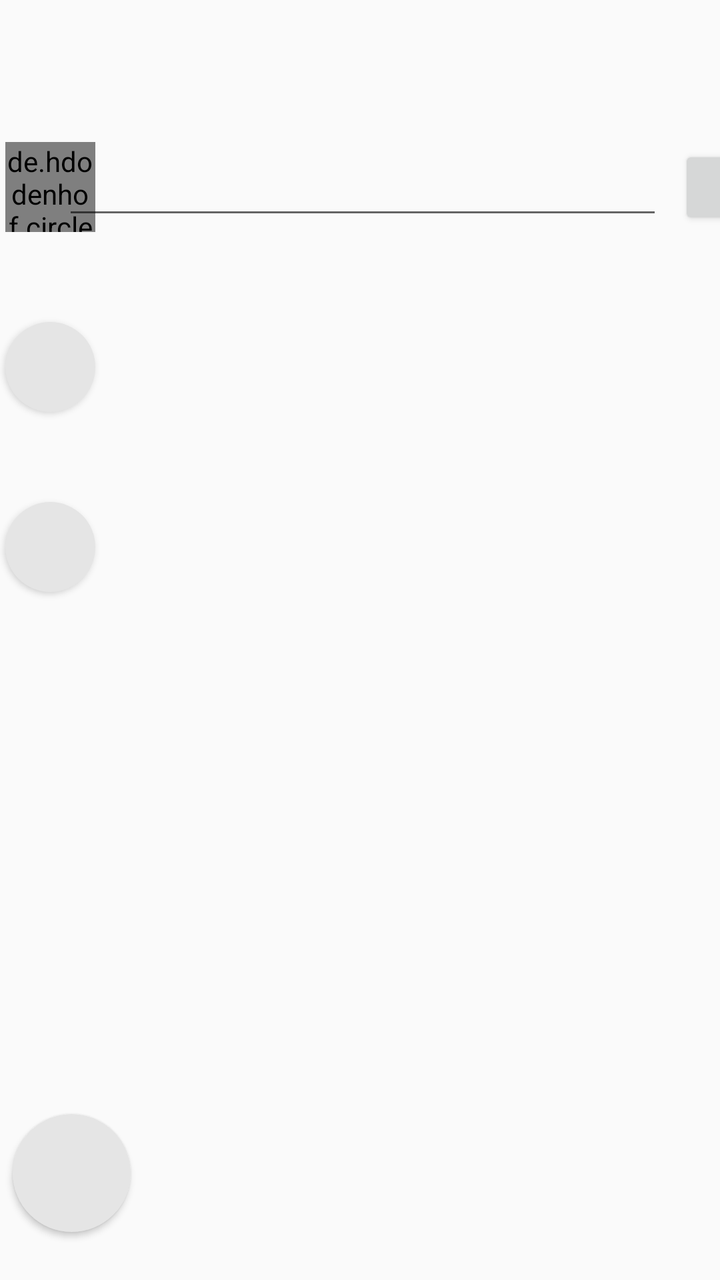
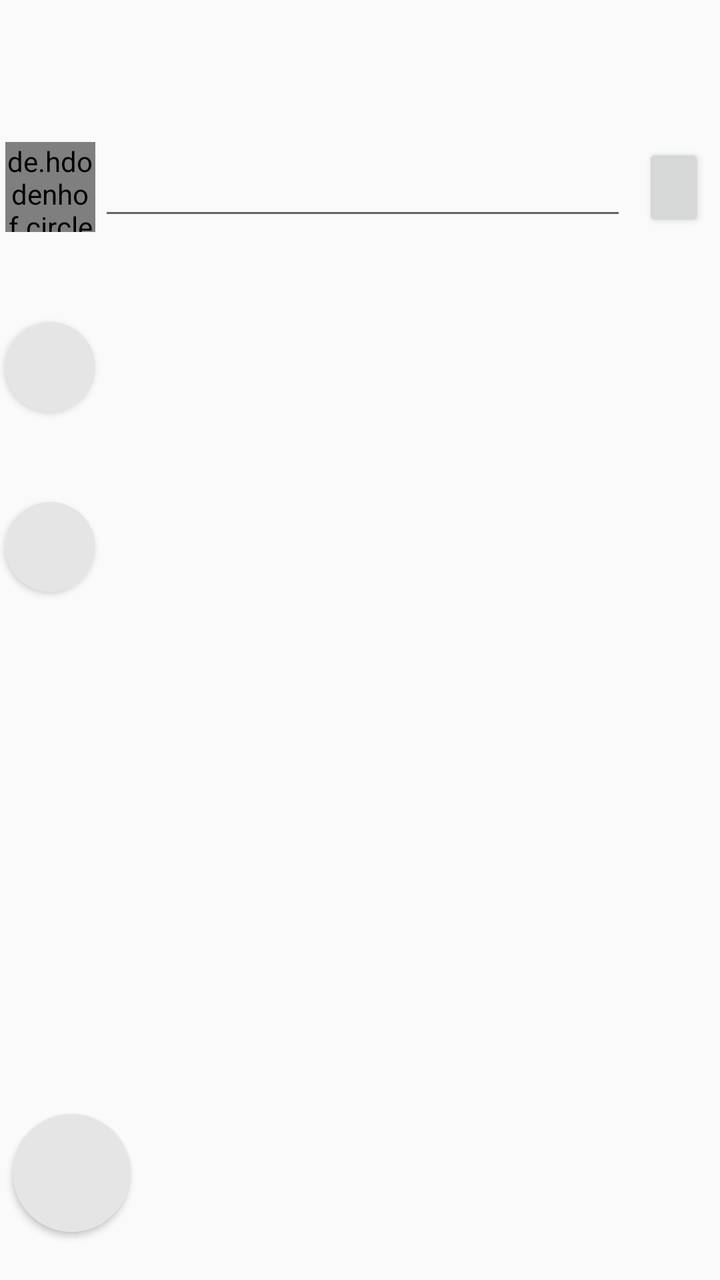

Screens rendered from an Android XML layout before and after an edit, with the pre-edit source and the edit as a unified diff.
<!-- AndroidManifest.xml: application theme AppTheme -->
<!-- res/layout/activity_main.xml -->
<?xml version="1.0" encoding="utf-8"?>
<androidx.constraintlayout.widget.ConstraintLayout xmlns:android="http://schemas.android.com/apk/res/android"
    xmlns:app="http://schemas.android.com/apk/res-auto"
    xmlns:tools="http://schemas.android.com/tools"
    android:layout_width="match_parent"
    android:layout_height="match_parent"
    tools:context=".MainActivity">

    <de.hdodenhof.circleimageview.CircleImageView
        android:id="@+id/img_user_profile"
        android:layout_width="45dp"
        android:layout_height="45dp"
        app:civ_border_width="20dp"
        app:layout_constraintBottom_toBottomOf="@+id/btn_search"
        app:layout_constraintEnd_toEndOf="@+id/btn_search"
        app:layout_constraintTop_toTopOf="@+id/btn_search"
        app:layout_constraintVertical_bias="1.0" />

    <Button
        android:id="@+id/btn_search"
        android:layout_width="45dp"
        android:layout_height="45dp"
        android:layout_marginStart="16dp"
        android:layout_marginTop="71dp"
        android:layout_marginEnd="326dp"
        android:background="@mipmap/user_icon_round"
        app:layout_constraintEnd_toEndOf="parent"
        app:layout_constraintStart_toStartOf="parent"
        app:layout_constraintTop_toTopOf="parent" />

    <Button
        android:id="@+id/btn_user_profile"
        android:layout_width="45dp"
        android:layout_height="45dp"
        android:layout_marginTop="45dp"
        android:background="@drawable/bg_button__img_rounded"
        app:layout_constraintEnd_toEndOf="@+id/img_user_profile"
        app:layout_constraintStart_toStartOf="@+id/img_user_profile"
        app:layout_constraintTop_toBottomOf="@+id/img_user_profile" />

    <Button
        android:id="@+id/btn_logout"
        android:layout_width="59dp"
        android:layout_height="59dp"
        android:layout_marginStart="16dp"
        android:layout_marginEnd="307dp"
        android:layout_marginBottom="24dp"
        android:background="@drawable/bg_button__img_rounded"
        app:layout_constraintBottom_toBottomOf="parent"
        app:layout_constraintEnd_toEndOf="parent"
        app:layout_constraintHorizontal_bias="0.444"
        app:layout_constraintStart_toStartOf="parent" />

    <Button
        android:id="@+id/btn_projects"
        android:layout_width="45dp"
        android:layout_height="45dp"
        android:layout_marginTop="45dp"
        android:background="@drawable/bg_button__img_rounded"
        app:layout_constraintEnd_toEndOf="@+id/btn_user_profile"
        app:layout_constraintStart_toStartOf="@+id/btn_user_profile"
        app:layout_constraintTop_toBottomOf="@+id/btn_user_profile" />

    <EditText
        android:id="@+id/editText"
        android:layout_width="300dp"
        android:layout_height="42dp"
        android:layout_marginStart="8dp"
        android:layout_marginEnd="8dp"
        android:ems="10"
        android:inputType="textPersonName"
        app:layout_constraintBottom_toBottomOf="@+id/btn_search"
        app:layout_constraintEnd_toEndOf="parent"
        app:layout_constraintStart_toStartOf="@+id/btn_search"
        app:layout_constraintTop_toTopOf="@+id/btn_search" />

    <Button
        android:id="@+id/button"
        android:layout_width="65dp"
        android:layout_height="42dp"
        android:layout_marginStart="8dp"
        app:layout_constraintBottom_toBottomOf="@+id/editText"
        app:layout_constraintStart_toEndOf="@+id/editText"
        app:layout_constraintTop_toTopOf="@+id/editText" />

</androidx.constraintlayout.widget.ConstraintLayout>
<!-- resources referenced by this layout -->
<resources>
  <!-- drawable bg_button__img_rounded (drawable) -->
  <?xml version="1.0" encoding="utf-8"?>
  <shape xmlns:android="http://schemas.android.com/apk/res/android">
      <solid android:color="@color/white"/>
      <corners android:radius="150dp"/>
  </shape>
  <!-- mipmap user_icon_round (mipmap-anydpi-v26) -->
  <?xml version="1.0" encoding="utf-8"?>
  <adaptive-icon xmlns:android="http://schemas.android.com/apk/res/android">
      <background android:drawable="@color/user_icon_background"/>
      <foreground android:drawable="@mipmap/user_icon_foreground"/>
  </adaptive-icon>
  <style name="AppTheme" parent="Theme.AppCompat.Light.NoActionBar">
          
          <item name="colorPrimary">@color/colorPrimary</item>
          <item name="colorPrimaryDark">@color/colorPrimaryDark</item>
          <item name="colorAccent">@color/colorAccent</item>
      </style>
  <color name="white">#e5e5e5</color>
  <color name="user_icon_background">#52B3CE</color>
  <color name="colorPrimary">#008577</color>
  <color name="colorPrimaryDark">#00574B</color>
  <color name="colorAccent">#D81B60</color>
</resources>

<!-- the commit's change to res/layout/activity_main.xml (unified diff, before → after) -->
@@ -62,9 +62,9 @@
         app:layout_constraintTop_toBottomOf="@+id/btn_user_profile" />
 
     <EditText
-        android:id="@+id/editText"
-        android:layout_width="300dp"
-        android:layout_height="42dp"
+        android:id="@+id/SearchBar"
+        android:layout_width="264dp"
+        android:layout_height="43dp"
         android:layout_marginStart="8dp"
         android:layout_marginEnd="8dp"
         android:ems="10"
@@ -75,12 +75,12 @@
         app:layout_constraintTop_toTopOf="@+id/btn_search" />
 
     <Button
-        android:id="@+id/button"
-        android:layout_width="65dp"
-        android:layout_height="42dp"
+        android:id="@+id/btn_search_s"
+        android:layout_width="31dp"
+        android:layout_height="44dp"
         android:layout_marginStart="8dp"
-        app:layout_constraintBottom_toBottomOf="@+id/editText"
-        app:layout_constraintStart_toEndOf="@+id/editText"
-        app:layout_constraintTop_toTopOf="@+id/editText" />
+        app:layout_constraintBottom_toBottomOf="@+id/SearchBar"
+        app:layout_constraintStart_toEndOf="@+id/SearchBar"
+        app:layout_constraintTop_toTopOf="@+id/SearchBar" />
 
 </androidx.constraintlayout.widget.ConstraintLayout>
